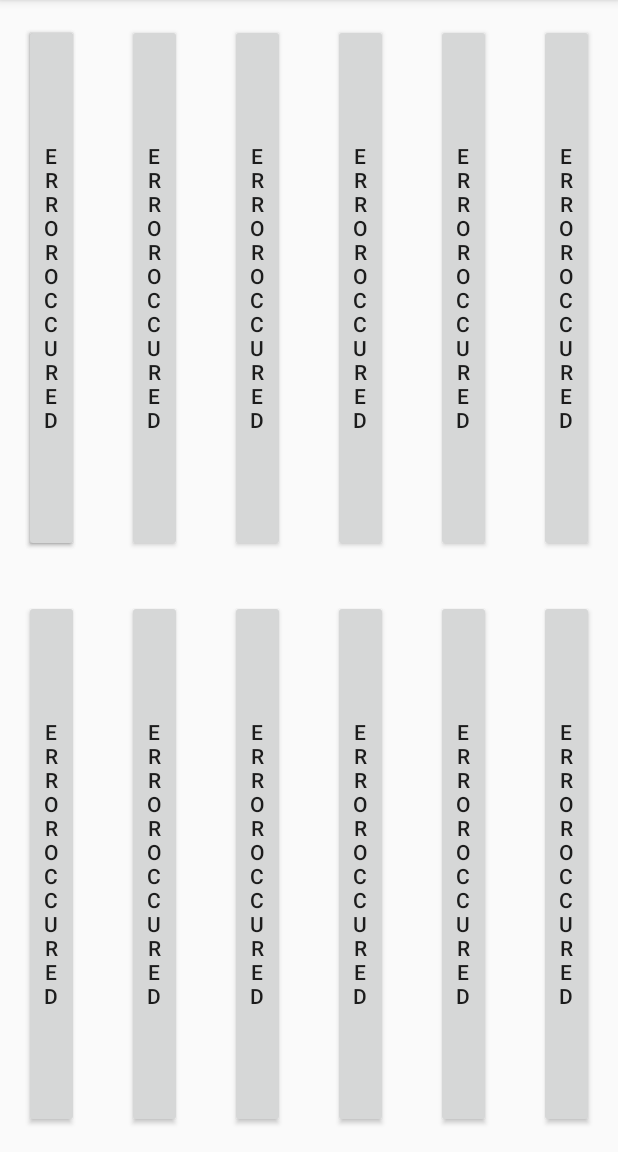
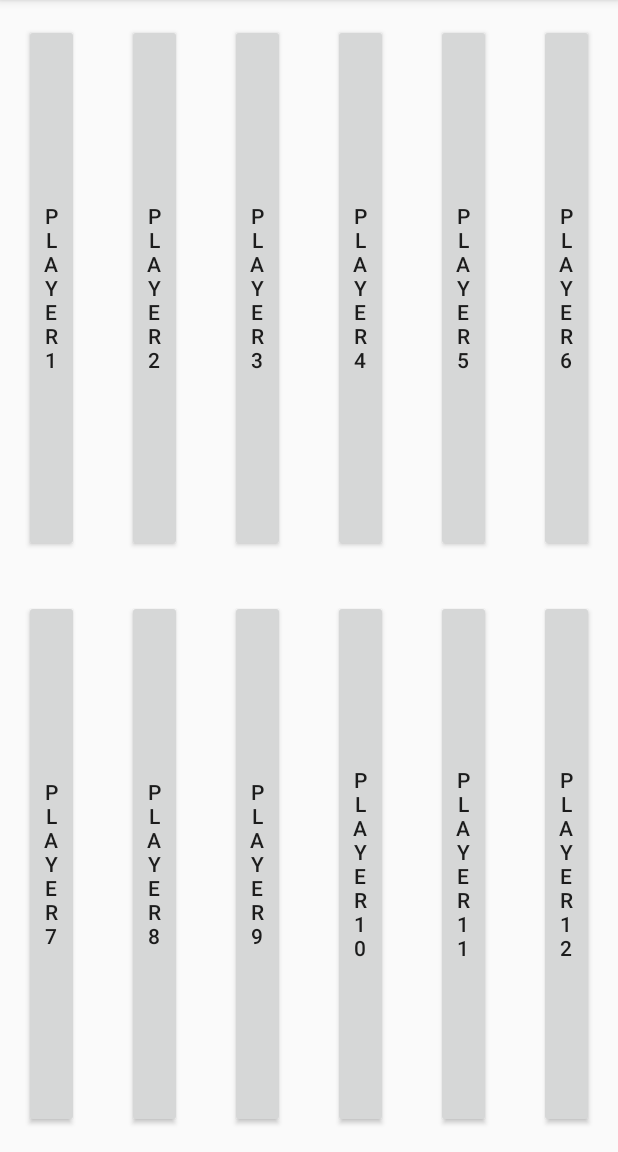
Before and after one commit to Cultiststeve/Blood-Bowl-Playing-Aid, an Android app: the screen it shows after launch (Ingame_Activity), on a phone screen of 412 x 824 dp, the part 84-1236 px from its top. Run offline under Robolectric (Android 15) with nearby library versions, the phone set to English and light mode, and no system bars.

Commit message:
Buttons now get their player number
Made the default activity a bunch of empty frames

```diff
--- a/app/src/main/java/com/example/bloodbowlplayingaid/Ingame_Activity.java
+++ b/app/src/main/java/com/example/bloodbowlplayingaid/Ingame_Activity.java
@@ -13,7 +13,7 @@ public class Ingame_Activity extends AppCompatActivity
     implements PlayerCardFragment.OnFragmentInteractionListener{
 
     ArrayList<View> player_card_views = new ArrayList<>(12);
-    ArrayList<Fragment> player_card_fragments = new ArrayList<>(12);
+    ArrayList<PlayerCardFragment> player_card_fragments = new ArrayList<>(12);
 
 
     @Override
@@ -26,12 +26,21 @@ public class Ingame_Activity extends AppCompatActivity
         player_card_views.add(1, findViewById(R.id.player_2_card));
         player_card_views.add(2, findViewById(R.id.player_3_card));
         player_card_views.add(3, findViewById(R.id.player_4_card));
+        player_card_views.add(4, findViewById(R.id.player_5_card));
+        player_card_views.add(5, findViewById(R.id.player_6_card));
+        player_card_views.add(6, findViewById(R.id.player_7_card));
+        player_card_views.add(7, findViewById(R.id.player_8_card));
+        player_card_views.add(8, findViewById(R.id.player_9_card));
+        player_card_views.add(9, findViewById(R.id.player_10_card));
+        player_card_views.add(10, findViewById(R.id.player_11_card));
+        player_card_views.add(11, findViewById(R.id.player_12_card));
+
 
         // Recreate each fragment with its info about what position its in
         for(int i = 0; i< player_card_views.size(); i++){
-            Fragment new_fragment = PlayerCardFragment.newInstance(i, "test");
+            PlayerCardFragment new_fragment = PlayerCardFragment.newInstance(i, "test");
             FragmentTransaction transaction = getSupportFragmentManager().beginTransaction();
-            transaction.replace(R.id.player_1_card, new_fragment);
+            transaction.replace(player_card_views.get(i).getId(), new_fragment);
             transaction.addToBackStack(null);
             transaction.commit();
             player_card_fragments.add(i, new_fragment);
--- a/app/src/main/java/com/example/bloodbowlplayingaid/PlayerCardFragment.java
+++ b/app/src/main/java/com/example/bloodbowlplayingaid/PlayerCardFragment.java
@@ -23,7 +23,7 @@ public class PlayerCardFragment extends Fragment {
     // TODO: Rename parameter arguments, choose names that match
     // the fragment initialization parameters, e.g. ARG_ITEM_NUMBER
     private static final String TAG = "BBH_PlayerCardFragment";
-    private static final String ARG_PARAM1 = "Button Number";
+    private static final String ARG_PARAM1 = "FRAGMENT_NUMBER";
     private static final String ARG_PARAM2 = "param2";
 
     private Button card_button;
@@ -63,6 +63,7 @@ public class PlayerCardFragment extends Fragment {
         Log.d(TAG, "onCreate() called with: savedInstanceState = [" + savedInstanceState + "]");
         super.onCreate(savedInstanceState);
         if (getArguments() != null) {
+            Log.d(TAG, "onCreate: Setting card number to " + getArguments().getInt(ARG_PARAM1));
             card_number = getArguments().getInt(ARG_PARAM1);
             mParam2 = getArguments().getString(ARG_PARAM2);
         }
@@ -78,7 +79,13 @@ public class PlayerCardFragment extends Fragment {
 
         card_button = rootView.findViewById(R.id.card_button); // Get button, store in fragment variable
 
-
+        if (card_number != null){
+            Integer display_num  = card_number+1;
+            card_button.setText("Player " + (display_num).toString());
+            Log.d(TAG, "onCreateView: cardnum = " + card_number.toString());
+        } else {
+            Log.d(TAG, "onCreateView: Card num is null");
+        }
 
         return rootView;
     }
@@ -91,18 +98,11 @@ public class PlayerCardFragment extends Fragment {
         card_button.setOnClickListener(new View.OnClickListener() { // Set button behaviour
             @Override
             public void onClick(View v) {
+                Log.d(TAG, "onClick() called with: v = [" + v + "]");
                 //TODO set button behaviour
                 card_button.setText("pressed");
             }
         });
-
-        if (card_number != null){
-            Log.d(TAG, "OnStart: Setting button text to " + card_number.toString());
-            card_button.setText(card_number.toString());
-        } else{
-            Log.d(TAG, "onStart: No card number");
-            card_button.setText("Error occured");
-        }
     }
 
     @Override
@@ -136,4 +136,5 @@ public class PlayerCardFragment extends Fragment {
         // TODO: Update argument type and name
         void onFragmentInteraction(Uri uri);
     }
+
 }
--- a/app/src/main/res/layout/activity_main.xml
+++ b/app/src/main/res/layout/activity_main.xml
@@ -6,9 +6,8 @@
     android:layout_height="match_parent"
     tools:context=".Ingame_Activity">
 
-    <fragment
+    <FrameLayout
         android:id="@+id/player_1_card"
-        android:name="com.example.bloodbowlplayingaid.PlayerCardFragment"
         android:layout_width="0dp"
         android:layout_height="0dp"
         android:layout_marginStart="8dp"
@@ -23,9 +22,8 @@
         app:layout_constraintStart_toStartOf="parent"
         app:layout_constraintTop_toTopOf="parent" />
 
-    <fragment
+    <FrameLayout
         android:id="@+id/player_2_card"
-        android:name="com.example.bloodbowlplayingaid.PlayerCardFragment"
         android:layout_width="0dp"
         android:layout_height="0dp"
         android:layout_marginStart="8dp"
@@ -40,9 +38,8 @@
         app:layout_constraintStart_toEndOf="@id/player_1_card"
         app:layout_constraintTop_toTopOf="parent" />
 
-    <fragment
+    <FrameLayout
         android:id="@+id/player_3_card"
-        android:name="com.example.bloodbowlplayingaid.PlayerCardFragment"
         android:layout_width="0dp"
         android:layout_height="0dp"
         android:layout_marginStart="8dp"
@@ -56,9 +53,8 @@
         app:layout_constraintStart_toEndOf="@id/player_2_card"
         app:layout_constraintTop_toTopOf="parent" />
 
-    <fragment
+    <FrameLayout
         android:id="@+id/player_4_card"
-        android:name="com.example.bloodbowlplayingaid.PlayerCardFragment"
         android:layout_width="0dp"
         android:layout_height="0dp"
         android:layout_marginStart="8dp"
@@ -72,9 +68,8 @@
         app:layout_constraintStart_toEndOf="@+id/player_3_card"
         app:layout_constraintTop_toTopOf="parent" />
 
-    <fragment
+    <FrameLayout
         android:id="@+id/player_5_card"
-        android:name="com.example.bloodbowlplayingaid.PlayerCardFragment"
         android:layout_width="0dp"
         android:layout_height="0dp"
         android:layout_marginStart="8dp"
@@ -88,9 +83,8 @@
         app:layout_constraintStart_toEndOf="@+id/player_4_card"
         app:layout_constraintTop_toTopOf="parent" />
 
-    <fragment
+    <FrameLayout
         android:id="@+id/player_6_card"
-        android:name="com.example.bloodbowlplayingaid.PlayerCardFragment"
         android:layout_width="0dp"
         android:layout_height="0dp"
         android:layout_marginStart="8dp"
@@ -104,9 +98,8 @@
         app:layout_constraintStart_toEndOf="@+id/player_5_card"
         app:layout_constraintTop_toTopOf="parent" />
 
-    <fragment
+    <FrameLayout
         android:id="@+id/player_7_card"
-        android:name="com.example.bloodbowlplayingaid.PlayerCardFragment"
         android:layout_width="0dp"
         android:layout_height="0dp"
         android:layout_marginStart="8dp"
@@ -121,9 +114,8 @@
         app:layout_constraintStart_toStartOf="parent"
         app:layout_constraintTop_toBottomOf="@+id/player_1_card" />
 
-    <fragment
+    <FrameLayout
         android:id="@+id/player_8_card"
-        android:name="com.example.bloodbowlplayingaid.PlayerCardFragment"
         android:layout_width="0dp"
         android:layout_height="0dp"
         android:layout_marginStart="8dp"
@@ -139,9 +131,8 @@
         app:layout_constraintTop_toBottomOf="@+id/player_2_card"
         app:layout_constraintVertical_bias="0.0" />
 
-    <fragment
+    <FrameLayout
         android:id="@+id/player_9_card"
-        android:name="com.example.bloodbowlplayingaid.PlayerCardFragment"
         android:layout_width="0dp"
         android:layout_height="0dp"
         android:layout_marginStart="8dp"
@@ -156,9 +147,8 @@
         app:layout_constraintStart_toEndOf="@id/player_8_card"
         app:layout_constraintTop_toBottomOf="@+id/player_3_card" />
 
-    <fragment
+    <FrameLayout
         android:id="@+id/player_10_card"
-        android:name="com.example.bloodbowlplayingaid.PlayerCardFragment"
         android:layout_width="0dp"
         android:layout_height="0dp"
         android:layout_marginStart="8dp"
@@ -173,9 +163,8 @@
         app:layout_constraintStart_toEndOf="@id/player_9_card"
         app:layout_constraintTop_toBottomOf="@+id/player_4_card" />
 
-    <fragment
+    <FrameLayout
         android:id="@+id/player_11_card"
-        android:name="com.example.bloodbowlplayingaid.PlayerCardFragment"
         android:layout_width="0dp"
         android:layout_height="0dp"
         android:layout_marginStart="8dp"
@@ -190,9 +179,8 @@
         app:layout_constraintStart_toEndOf="@id/player_10_card"
         app:layout_constraintTop_toBottomOf="@+id/player_5_card" />
 
-    <fragment
+    <FrameLayout
         android:id="@+id/player_12_card"
-        android:name="com.example.bloodbowlplayingaid.PlayerCardFragment"
         android:layout_width="0dp"
         android:layout_height="0dp"
         android:layout_marginStart="8dp"
```
